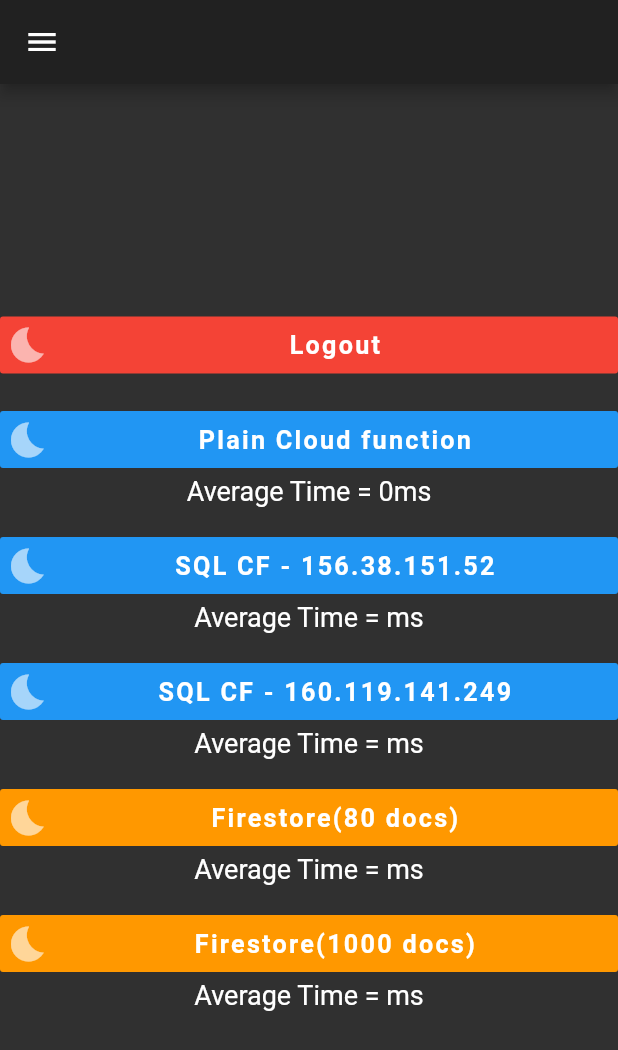
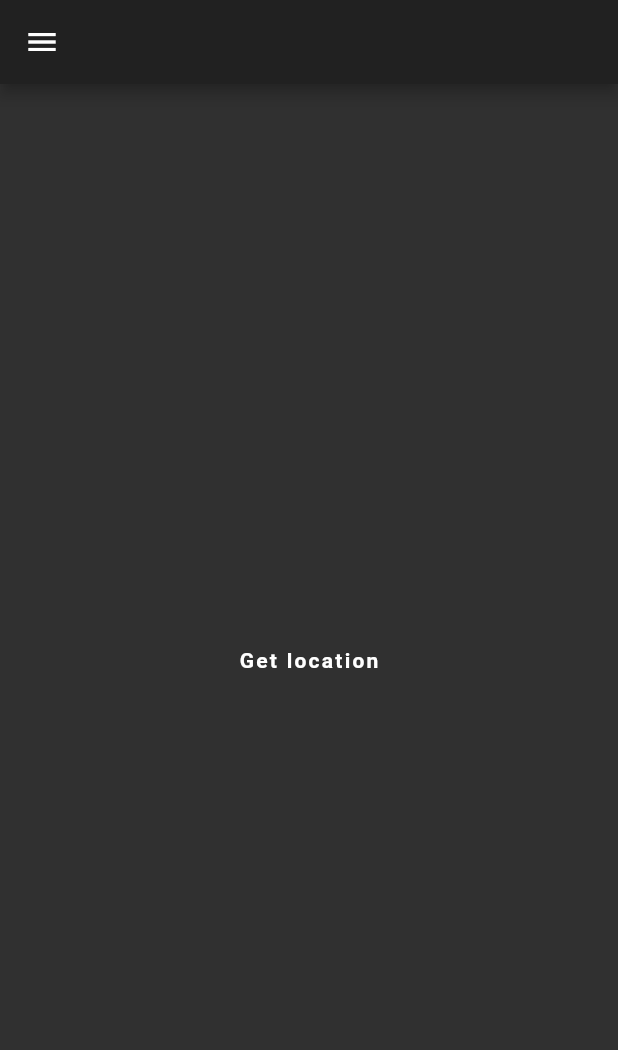
Before and after one commit to timlouw/Flutter-test, a Flutter app: the ProfileScreen screen opened by its route, on a phone screen of 412 x 824 dp. Shown: the top 1050 px of the screen. Run offline on Flutter 3.47's test engine with Material 2 defaults, Android fonts, the phone set to English and light mode, and no system bars; our stand-ins replace cloud_firestore, cloud_functions, firebase_analytics, firebase_auth, geolocator, google_sign_in; accounts and stored records are empty; Roboto replaces fonts that are missing (Nunito).

Commit message:
Got the geolocation from the user and created logout button in the nav menu

```diff
--- a/lib/screens/profile.dart
+++ b/lib/screens/profile.dart
@@ -1,7 +1,7 @@
 import 'package:flutter/material.dart';
 // import '../shared/shared.dart';
 import '../services/services.dart';
-
+import 'package:geolocator/geolocator.dart';
 
 class ProfileScreen extends StatefulWidget {
   createState() => ProfileScreenState();
@@ -11,17 +11,19 @@ class ProfileScreenState extends State<ProfileScreen> {
   AuthService auth = AuthService();
   DatabaseService db = DatabaseService();
   num plainAvg = 0;
+  Position _currentPosition;
 
   @override
   void initState() {
     super.initState();
-    print('hello');
     db.stats.listen((doc) => {
           setState(() {
             print('hellos');
             print(doc.data.plainCloudTotalMS);
-        print((doc.data.plainCloudTotalMS / doc.data.plainCloudTotalCalls).toString());
-        plainAvg = doc.data.plainCloudTotalMS / doc.data.plainCloudTotalCalls;
+            print((doc.data.plainCloudTotalMS / doc.data.plainCloudTotalCalls)
+                .toString());
+            plainAvg =
+                doc.data.plainCloudTotalMS / doc.data.plainCloudTotalCalls;
             print(plainAvg.toString());
           })
         });
@@ -39,90 +41,58 @@ class ProfileScreenState extends State<ProfileScreen> {
   Widget build(BuildContext context) {
     return Scaffold(
         appBar: AppBar(),
-      drawer: Drawer(),
-      body: Column(
-        crossAxisAlignment: CrossAxisAlignment.center,
-        mainAxisAlignment: MainAxisAlignment.center,
+        drawer: Drawer(
+          child: Column(
+            mainAxisSize: MainAxisSize.max,
             children: <Widget>[
-          FlatButton.icon(
+              Text('Top'),
+              Expanded(
+                child: Align(
+                  alignment: Alignment.bottomCenter,
+                  child: FlatButton(
                     color: Colors.red,
                     padding: EdgeInsets.all(5),
-            icon: Icon(IconData(57563, fontFamily: 'MaterialIcons'), color: Colors.white60, size: 28),
                     onPressed: () async {
+                      Navigator.pop(context);
                       await auth.logout();
                       Navigator.pushReplacementNamed(context, '/');
                     },
-            label: Expanded(
-              child: Text('Logout', textAlign: TextAlign.center, textScaleFactor: 1.2),
+                    child: Text('Logout'),
                   ),
                 ),
-          SizedBox(height: 15),
-          FlatButton.icon(
-            color: Colors.blue,
-            padding: EdgeInsets.all(5),
-            icon: Icon(IconData(57563, fontFamily: 'MaterialIcons'), color: Colors.white60, size: 28),
-            onPressed: () async {
-              await db.callFunction('plainCloud');
-            },
-            label: Expanded(
-              child: Text('Plain Cloud function', textAlign: TextAlign.center, textScaleFactor: 1.2),
+              ),
+            ],
           ),
         ),
-          Text('Average Time = ${plainAvg.toString()}ms', textAlign: TextAlign.center),
-          SizedBox(height: 15),
-          FlatButton.icon(
-            color: Colors.blue,
-            padding: EdgeInsets.all(5),
-            icon: Icon(IconData(57563, fontFamily: 'MaterialIcons'), color: Colors.white60, size: 28),
-            onPressed: () async {
-              await db.callFunction('sqlCloud');
+        body: Center(
+          child: Column(
+            mainAxisAlignment: MainAxisAlignment.center,
+            children: <Widget>[
+              if (_currentPosition != null)
+                Text(
+                    "LAT: ${_currentPosition.latitude}, LNG: ${_currentPosition.longitude}"),
+              FlatButton(
+                child: Text("Get location"),
+                onPressed: () {
+                  _getCurrentLocation();
                 },
-            label: Expanded(
-              child: Text('SQL CF - 156.38.151.52', textAlign: TextAlign.center, textScaleFactor: 1.2),
               ),
+            ],
           ),
-          Text('Average Time = ms', textAlign: TextAlign.center),
-          SizedBox(height: 15),
-          FlatButton.icon(
-            color: Colors.blue,
-            padding: EdgeInsets.all(5),
-            icon: Icon(IconData(57563, fontFamily: 'MaterialIcons'), color: Colors.white60, size: 28),
-            onPressed: () async {
-              await db.callFunction('sqlCloudSS');
-            },
-            label: Expanded(
-              child: Text('SQL CF - 160.119.141.249', textAlign: TextAlign.center, textScaleFactor: 1.2),
-            ),
-          ),
-          Text('Average Time = ms', textAlign: TextAlign.center),
-          SizedBox(height: 15),
-          FlatButton.icon(
-            color: Colors.orange,
-            padding: EdgeInsets.all(5),
-            icon: Icon(IconData(57563, fontFamily: 'MaterialIcons'), color: Colors.white60, size: 28),
-            onPressed: () async {
-              await db.equalFirestore();
-            },
-            label: Expanded(
-              child: Text('Firestore(80 docs)', textAlign: TextAlign.center, textScaleFactor: 1.2),
-            ),
-          ),
-          Text('Average Time = ms', textAlign: TextAlign.center),
-          SizedBox(height: 15),
-          FlatButton.icon(
-            color: Colors.orange,
-            padding: EdgeInsets.all(5),
-            icon: Icon(IconData(57563, fontFamily: 'MaterialIcons'), color: Colors.white60, size: 28),
-            onPressed: () async {
-              await db.filledFirestore();
-            },
-            label: Expanded(
-              child: Text('Firestore(1000 docs)', textAlign: TextAlign.center, textScaleFactor: 1.2),
-            ),
-          ),
-          Text('Average Time = ms', textAlign: TextAlign.center),
-        ],
-      )
-    );
+        ));
+  }
+
+  _getCurrentLocation() {
+    final Geolocator geolocator = Geolocator()..forceAndroidLocationManager;
+
+    geolocator
+        .getCurrentPosition(desiredAccuracy: LocationAccuracy.best)
+        .then((Position position) {
+      setState(() {
+        _currentPosition = position;
+      });
+    }).catchError((e) {
+      print(e);
+    });
   }
 }
--- a/pubspec.yaml
+++ b/pubspec.yaml
@@ -14,7 +14,7 @@ description: A new Flutter project.
 version: 1.0.0+1
 
 environment:
-  sdk: ">=2.2.0 <3.0.0"
+  sdk: ">=2.3.0 <3.0.0"
 
 dependencies:
   flutter:
@@ -31,6 +31,9 @@ dependencies:
   firebase_auth: '>=0.15.4'
   google_sign_in: '>=4.1.1'
   provider: '>=3.2.0'
+
+  geolocator: ^5.3.0
+
 
 dev_dependencies:
   flutter_test:
```
Also changed, not shown: lib/services/database.dart (+0 -249 lines), pubspec.lock, 5 other files. Lines whose indentation alone changed are shown as unchanged.
